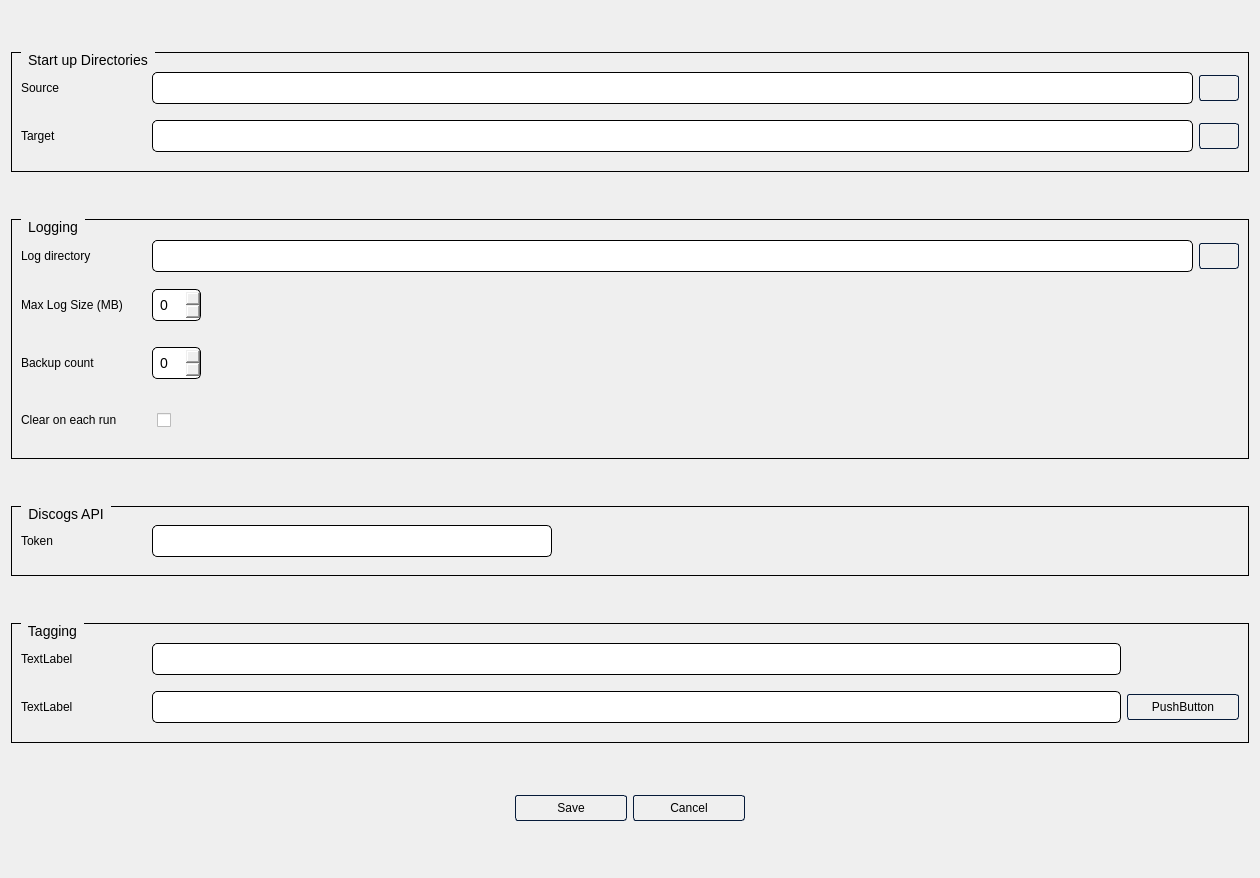
The window that src/qt/settings.ui (okeefo/music-catalogue) describes before a commit, drawn with Qt 5.
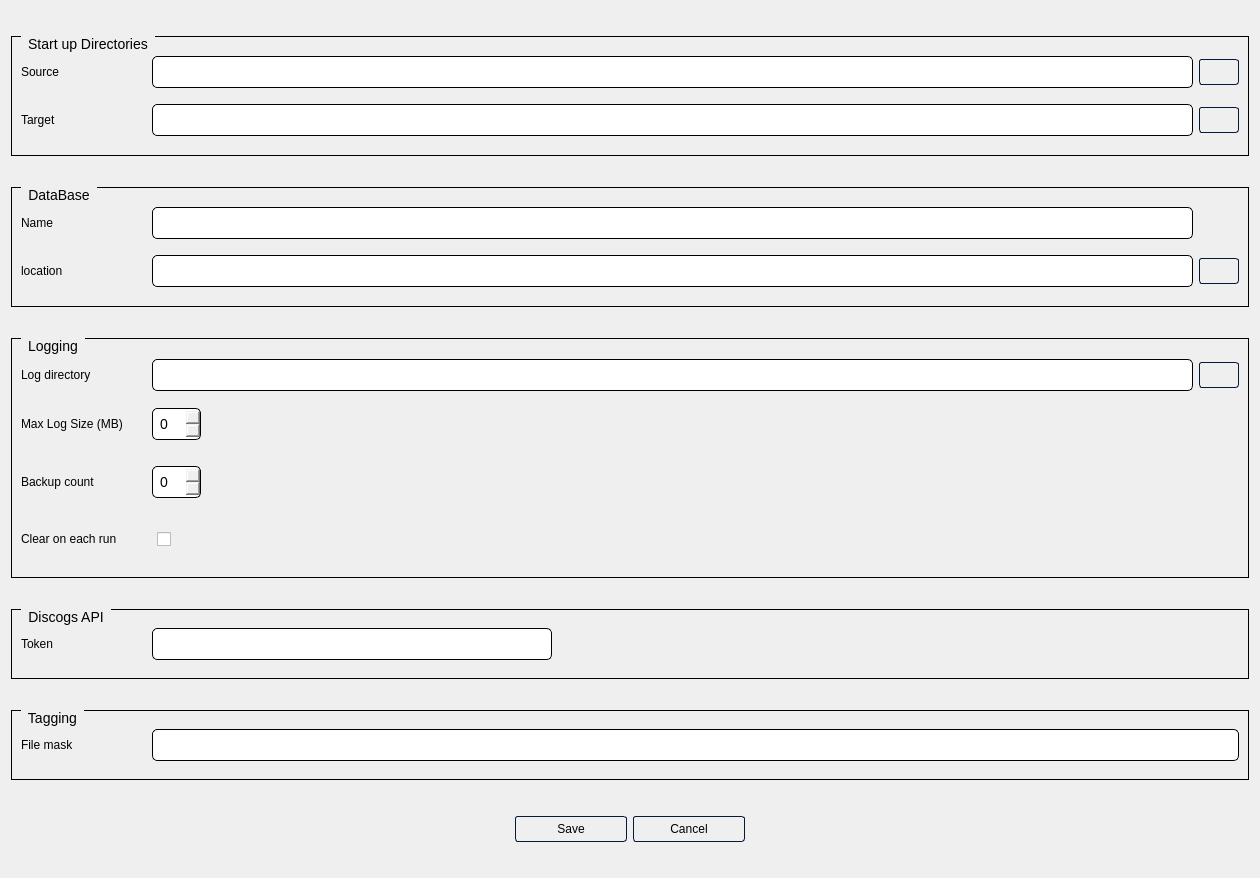
The same window after the commit. Icons and pictures are not drawn.

```diff
--- a/src/qt/settings.ui
+++ b/src/qt/settings.ui
@@ -239,7 +239,79 @@
            <string/>
           </property>
           <property name="icon">
-           <iconset resource="resources.qrc">
+           <iconset resource="../../../../music-catalogue/src/qt/resources.qrc">
+            <normaloff>:/icons/icons/more-horizontal.svg</normaloff>:/icons/icons/more-horizontal.svg</iconset>
+          </property>
+         </widget>
+        </item>
+       </layout>
+      </item>
+     </layout>
+    </widget>
+   </item>
+   <item>
+    <widget class="QGroupBox" name="groupBox_5">
+     <property name="maximumSize">
+      <size>
+       <width>16777215</width>
+       <height>120</height>
+      </size>
+     </property>
+     <property name="title">
+      <string>DataBase</string>
+     </property>
+     <layout class="QHBoxLayout" name="horizontalLayout_5">
+      <item>
+       <layout class="QGridLayout" name="gridLayout_5">
+        <item row="0" column="0">
+         <widget class="QLabel" name="label_6">
+          <property name="minimumSize">
+           <size>
+            <width>125</width>
+            <height>0</height>
+           </size>
+          </property>
+          <property name="font">
+           <font>
+            <pointsize>9</pointsize>
+           </font>
+          </property>
+          <property name="text">
+           <string>Name</string>
+          </property>
+         </widget>
+        </item>
+        <item row="0" column="1">
+         <widget class="QLineEdit" name="db_name"/>
+        </item>
+        <item row="1" column="0">
+         <widget class="QLabel" name="label_8">
+          <property name="font">
+           <font>
+            <pointsize>9</pointsize>
+           </font>
+          </property>
+          <property name="text">
+           <string>location</string>
+          </property>
+         </widget>
+        </item>
+        <item row="1" column="1">
+         <widget class="QLineEdit" name="db_location"/>
+        </item>
+        <item row="1" column="2">
+         <widget class="QPushButton" name="pushButton_5">
+          <property name="maximumSize">
+           <size>
+            <width>40</width>
+            <height>16777215</height>
+           </size>
+          </property>
+          <property name="text">
+           <string/>
+          </property>
+          <property name="icon">
+           <iconset resource="../../../../music-catalogue/src/qt/resources.qrc">
             <normaloff>:/icons/icons/more-horizontal.svg</normaloff>:/icons/icons/more-horizontal.svg</iconset>
           </property>
          </widget>
@@ -463,7 +535,7 @@
      <property name="maximumSize">
       <size>
        <width>16777215</width>
-       <height>120</height>
+       <height>70</height>
       </size>
      </property>
      <property name="title">
@@ -472,6 +544,9 @@
      <layout class="QHBoxLayout" name="horizontalLayout_4">
       <item>
        <layout class="QGridLayout" name="gridLayout_4">
+        <item row="0" column="1">
+         <widget class="QLineEdit" name="file_mask"/>
+        </item>
         <item row="0" column="0">
          <widget class="QLabel" name="label_7">
           <property name="minimumSize">
@@ -486,32 +561,7 @@
            </font>
           </property>
           <property name="text">
-           <string>TextLabel</string>
-          </property>
-         </widget>
-        </item>
-        <item row="0" column="1">
-         <widget class="QLineEdit" name="lineEdit_7"/>
-        </item>
-        <item row="1" column="0">
-         <widget class="QLabel" name="label_8">
-          <property name="font">
-           <font>
-            <pointsize>9</pointsize>
-           </font>
-          </property>
-          <property name="text">
-           <string>TextLabel</string>
-          </property>
-         </widget>
-        </item>
-        <item row="1" column="1">
-         <widget class="QLineEdit" name="lineEdit_8"/>
-        </item>
-        <item row="1" column="2">
-         <widget class="QPushButton" name="pushButton_8">
-          <property name="text">
-           <string>PushButton</string>
+           <string>File mask</string>
           </property>
          </widget>
         </item>
```
Left out of the diff: 30 changed lines with no effect on the pictures.
